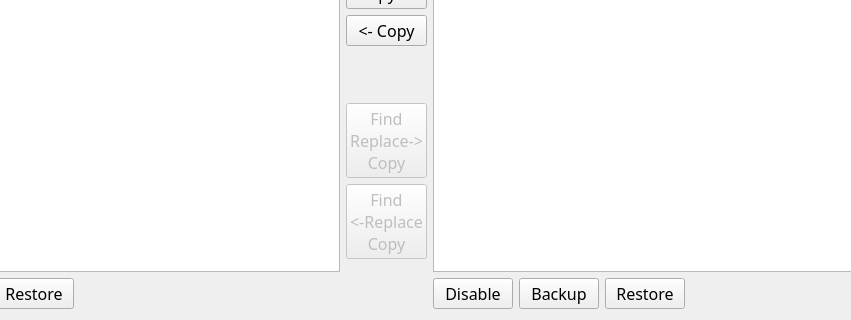
Above: data/scheduled_view.ui from SumoLogic/sumologictoolbox before the change; both pictures show x 189 to 1040 and y 113 to 433 of the 1151 by 433 pixel window. Below: the same form after it.
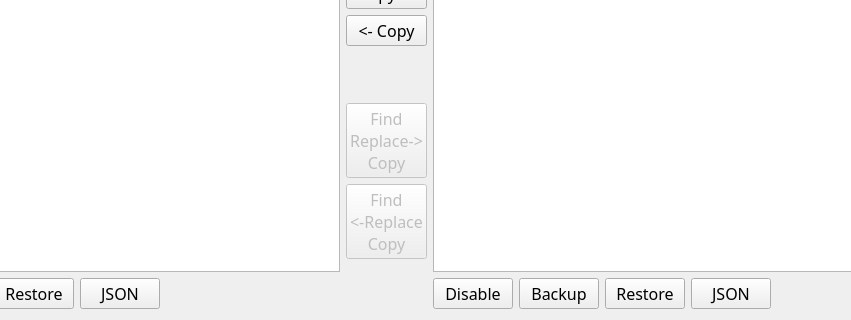
That is the form after the change.

```diff
--- a/data/scheduled_view.ui
+++ b/data/scheduled_view.ui
@@ -146,6 +146,22 @@
          </property>
         </widget>
        </item>
+       <item>
+        <widget class="QPushButton" name="pushButtonSVJSONLeft">
+         <property name="font">
+          <font>
+           <family>Waree</family>
+           <pointsize>12</pointsize>
+          </font>
+         </property>
+         <property name="toolTip">
+          <string>View SV(s) as JSON</string>
+         </property>
+         <property name="text">
+          <string>JSON</string>
+         </property>
+        </widget>
+       </item>
        <item>
         <spacer name="horizontalSpacer_40">
          <property name="orientation">
@@ -424,6 +440,22 @@
          </property>
         </widget>
        </item>
+       <item>
+        <widget class="QPushButton" name="pushButtonSVJSONRight">
+         <property name="font">
+          <font>
+           <family>Waree</family>
+           <pointsize>12</pointsize>
+          </font>
+         </property>
+         <property name="toolTip">
+          <string>View SV(s) as JSON</string>
+         </property>
+         <property name="text">
+          <string>JSON</string>
+         </property>
+        </widget>
+       </item>
        <item>
         <spacer name="horizontalSpacer_39">
          <property name="orientation">
```
